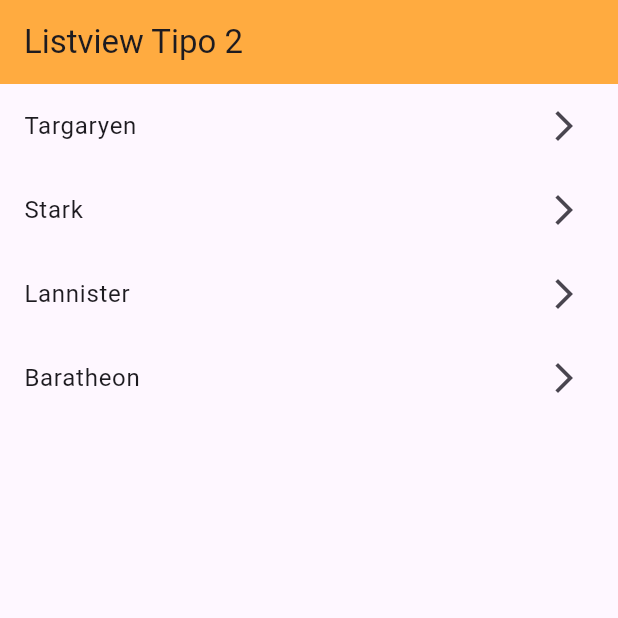
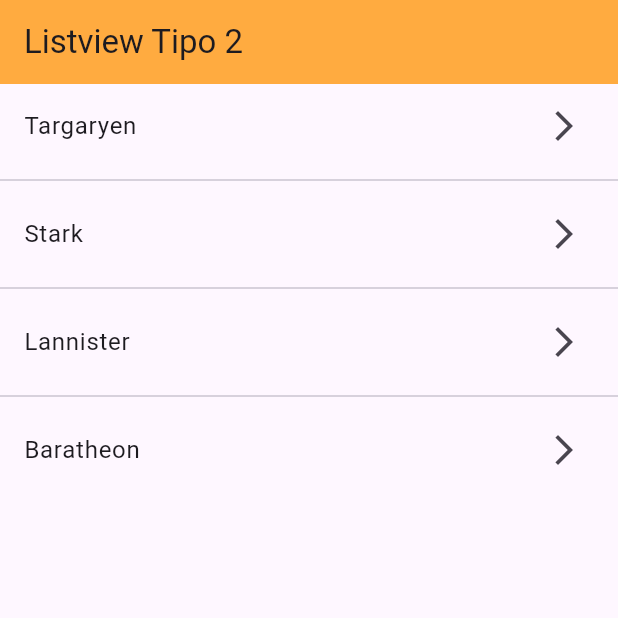
Before and after one commit to AlexGalla27/fl_components, a Flutter app: the screen it shows after launch, on a phone screen of 412 x 824 dp, the top half of it. Run offline on Flutter 3.47's test engine with Material 3 defaults, Android fonts, the phone set to English and light mode, and no system bars.

Commit message:
listViewSeparatedAcabado

```diff
--- a/lib/screens/listview2_screen.dart
+++ b/lib/screens/listview2_screen.dart
@@ -15,14 +15,13 @@ class Listview2Screen extends StatelessWidget {
         ,
         ),
 
-      body: ListView(
-        children: [
-          ...options.map((e) => ListTile(
-            trailing: Icon(Icons.arrow_forward_ios_outlined),
-            title: Text(e),
-            ),).toList()
-
-        ],
+      body: ListView.separated(
+        itemBuilder: (context, index) => ListTile(
+          trailing: Icon(Icons.arrow_forward_ios_outlined),
+          title: Text(options[index]),
+        ),
+        separatorBuilder: (context, index) => const Divider(),
+        itemCount: options.length,
       ),
     );
   }
```
